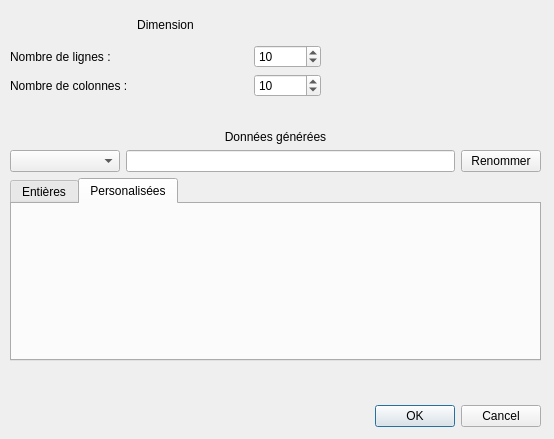
Qt form QT-src/randomgenerationdialog.ui (Golgoo/IHM-MoonProject) before a commit.
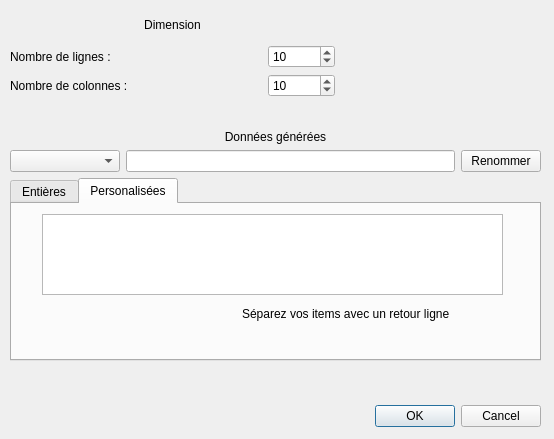
The same form after that commit. The open tabs and pages were chosen to show the change.

Patch:
```diff
--- a/QT-src/randomgenerationdialog.ui
+++ b/QT-src/randomgenerationdialog.ui
@@ -34,7 +34,7 @@
     <rect>
      <x>10</x>
      <y>10</y>
-     <width>311</width>
+     <width>325</width>
      <height>87</height>
     </rect>
    </property>
@@ -300,6 +300,29 @@
        <attribute name="title">
         <string>Personalisées</string>
        </attribute>
+       <widget class="QTextEdit" name="textEdit">
+        <property name="geometry">
+         <rect>
+          <x>30</x>
+          <y>10</y>
+          <width>461</width>
+          <height>81</height>
+         </rect>
+        </property>
+       </widget>
+       <widget class="QLabel" name="label_7">
+        <property name="geometry">
+         <rect>
+          <x>230</x>
+          <y>100</y>
+          <width>261</width>
+          <height>20</height>
+         </rect>
+        </property>
+        <property name="text">
+         <string>Séparez vos items avec un retour ligne</string>
+        </property>
+       </widget>
       </widget>
      </widget>
     </item>
```
Left out of the diff: 2 changed lines with no effect on the pictures.
